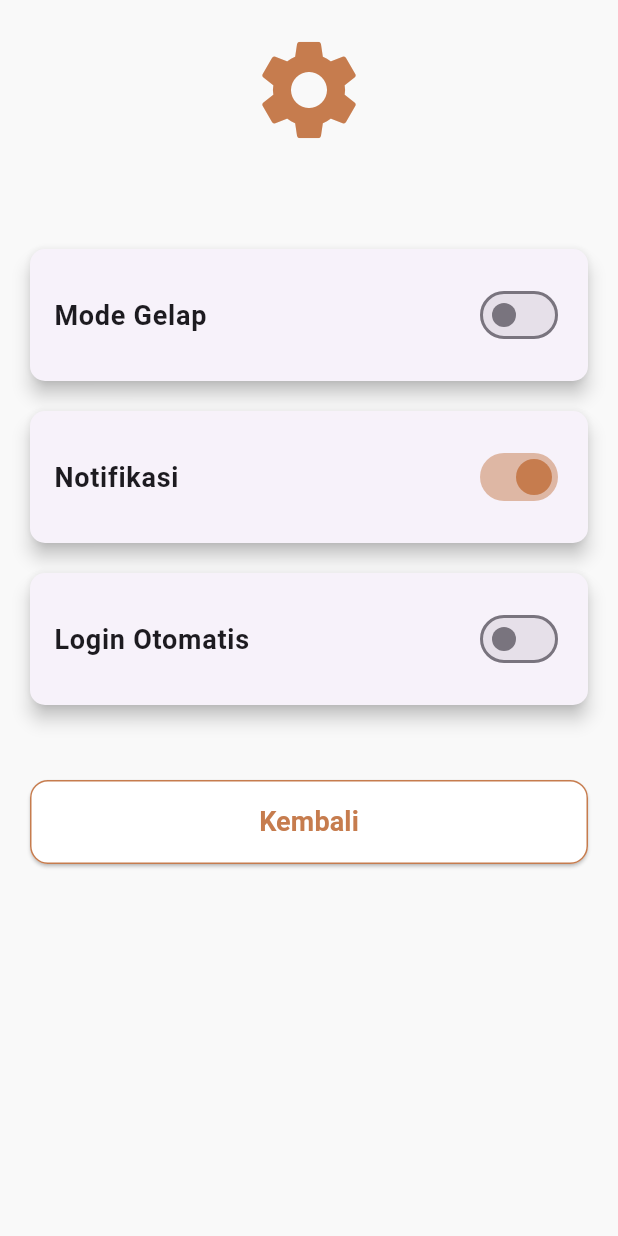
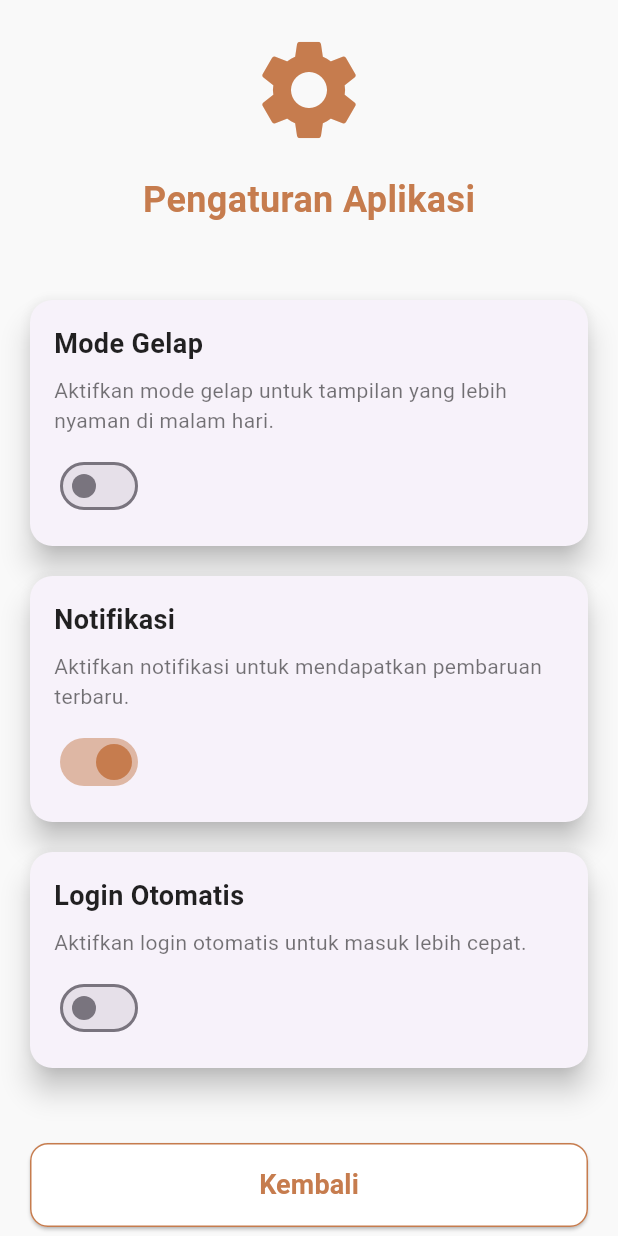
Before and after one commit to RaidFortallz/UAS_Mobile2, a Flutter app: the SettingsPage screen opened by its route, on a phone screen of 412 x 824 dp. Run offline on Flutter 3.47's test engine with Material 3 defaults, Android fonts, the light colour scheme and no system bars; our stand-ins replace awesome_dialog, carousel_slider, cloud_firestore, firebase_auth, firebase_core, flutter_bounceable and 3 more; accounts and stored records are empty.

Commit message:
Update UI Sidebar + About

```diff
--- a/lib/Frontend/Hal_Dashboard/home.dart
+++ b/lib/Frontend/Hal_Dashboard/home.dart
@@ -57,8 +57,8 @@ class _HomeFragmentState extends State<HomeFragment> {
   @override
   Widget build(BuildContext context) {
     return Scaffold(
-      key: _scaffoldKey, // Assign the GlobalKey to Scaffold
-      drawer: const SidebarPage(), // Set the Sidebar as the Drawer
+      key: _scaffoldKey,
+      drawer: const SidebarPage(),
       body: ListView(
         padding: const EdgeInsets.all(0),
         children: [
@@ -116,7 +116,7 @@ class _HomeFragmentState extends State<HomeFragment> {
             IconButton(
               icon: const Icon(Icons.menu, color: warnaAbu),
               onPressed: () {
-                _scaffoldKey.currentState?.openDrawer(); // Open the drawer
+                _scaffoldKey.currentState?.openDrawer();
               },
             ),
             Column(
--- a/lib/Frontend/Hal_Dashboard/keranjang.dart
+++ b/lib/Frontend/Hal_Dashboard/keranjang.dart
@@ -388,15 +388,15 @@ class _KeranjangState extends State<Keranjang> {
             ),
             child: const Center(
               child: Text(
-              'Order', style: TextStyle(
+                'Order',
+                style: TextStyle(
                     fontFamily: "poppinsregular",
                     fontSize: 16,
                     fontWeight: FontWeight.w600,
                     color: Colors.white),
               ),
             ),
-        )
-      ),
+          )),
     );
   }
 }
--- a/lib/Frontend/Hal_Login&Register/login.dart
+++ b/lib/Frontend/Hal_Login&Register/login.dart
@@ -104,7 +104,7 @@ class _LoginState extends State<Login> {
                     Positioned(
                       width: 300,
                       height: 300,
-                      left: 10,
+                      left: 47,
                       child: Container(
                         decoration: const BoxDecoration(
                           image: DecorationImage(
--- a/lib/Frontend/Sidebar/settings.dart
+++ b/lib/Frontend/Sidebar/settings.dart
@@ -30,84 +30,55 @@ class _SettingsPageState extends State<SettingsPage> {
                     color: warnaKopi3,
                   ),
                   SizedBox(height: 16),
+                  Text(
+                    'Pengaturan Aplikasi',
+                    style: TextStyle(
+                      fontSize: 24,
+                      fontWeight: FontWeight.bold,
+                      color: warnaKopi3,
+                    ),
+                  ),
                 ],
               ),
             ),
             const SizedBox(height: 40),
 
             // Dark Mode Switch
-            Card(
-              elevation: 5,
-              margin: const EdgeInsets.symmetric(vertical: 10),
-              shape: RoundedRectangleBorder(
-                borderRadius: BorderRadius.circular(10),
-              ),
-              child: ListTile(
-                contentPadding: const EdgeInsets.all(16),
-                title: const Text(
-                  'Mode Gelap',
-                  style: TextStyle(fontSize: 18, fontWeight: FontWeight.w600),
-                ),
-                trailing: Switch(
+            _buildSettingTile(
+              title: 'Mode Gelap',
+              description:
+                  'Aktifkan mode gelap untuk tampilan yang lebih nyaman di malam hari.',
               value: isDarkMode,
               onChanged: (value) {
                 setState(() {
                   isDarkMode = value;
                 });
               },
-                  activeColor: warnaKopi3,
-                ),
-              ),
             ),
 
             // Notification Settings
-            Card(
-              elevation: 5,
-              margin: const EdgeInsets.symmetric(vertical: 10),
-              shape: RoundedRectangleBorder(
-                borderRadius: BorderRadius.circular(10),
-              ),
-              child: ListTile(
-                contentPadding: const EdgeInsets.all(16),
-                title: const Text(
-                  'Notifikasi',
-                  style: TextStyle(fontSize: 18, fontWeight: FontWeight.w600),
-                ),
-                trailing: Switch(
+            _buildSettingTile(
+              title: 'Notifikasi',
+              description:
+                  'Aktifkan notifikasi untuk mendapatkan pembaruan terbaru.',
               value: isNotificationsEnabled,
               onChanged: (value) {
                 setState(() {
                   isNotificationsEnabled = value;
                 });
               },
-                  activeColor: warnaKopi3,
-                ),
-              ),
             ),
 
             // Auto-login Setting
-            Card(
-              elevation: 5,
-              margin: const EdgeInsets.symmetric(vertical: 10),
-              shape: RoundedRectangleBorder(
-                borderRadius: BorderRadius.circular(10),
-              ),
-              child: ListTile(
-                contentPadding: const EdgeInsets.all(16),
-                title: const Text(
-                  'Login Otomatis',
-                  style: TextStyle(fontSize: 18, fontWeight: FontWeight.w600),
-                ),
-                trailing: Switch(
+            _buildSettingTile(
+              title: 'Login Otomatis',
+              description: 'Aktifkan login otomatis untuk masuk lebih cepat.',
               value: isAutoLoginEnabled,
               onChanged: (value) {
                 setState(() {
                   isAutoLoginEnabled = value;
                 });
               },
-                  activeColor: warnaKopi3,
-                ),
-              ),
             ),
 
             const SizedBox(height: 40),
@@ -142,4 +113,49 @@ class _SettingsPageState extends State<SettingsPage> {
       ),
     );
   }
+
+  Widget _buildSettingTile({
+    required String title,
+    required String description,
+    required bool value,
+    required ValueChanged<bool> onChanged,
+  }) {
+    return Card(
+      elevation: 8,
+      margin: const EdgeInsets.symmetric(vertical: 10),
+      shape: RoundedRectangleBorder(
+        borderRadius: BorderRadius.circular(15),
+      ),
+      child: Padding(
+        padding: const EdgeInsets.all(16),
+        child: Column(
+          crossAxisAlignment: CrossAxisAlignment.start,
+          children: [
+            Text(
+              title,
+              style: const TextStyle(
+                fontSize: 18,
+                fontWeight: FontWeight.w600,
+                color: Colors.black87,
+              ),
+            ),
+            const SizedBox(height: 8),
+            Text(
+              description,
+              style: const TextStyle(
+                fontSize: 14,
+                color: Colors.black54,
+              ),
+            ),
+            const SizedBox(height: 10),
+            Switch(
+              value: value,
+              onChanged: onChanged,
+              activeColor: warnaKopi3,
+            ),
+          ],
+        ),
+      ),
+    );
   }
+}
```
Also changed, not shown: lib/Backend/firebase_auth.dart (+32 -4 lines), lib/Frontend/Hal_Dashboard/detail_coffee.dart (+3 -4 lines), lib/Frontend/Sidebar/about.dart (added, +146 -0 lines), lib/Frontend/Sidebar/sidebar.dart (+14 -0 lines). Lines whose indentation alone changed are shown as unchanged.
